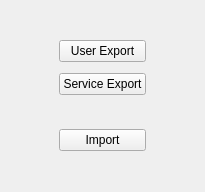
Above: Gui/Components/MainMenu/Forms/DataManagement.ui from Liyezhong/Shared before the change. Below: the same form after it.
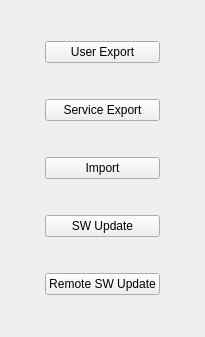
That is the form after the change.

Commit message: Fixed bug with issue id:3758.

The edit to the form file:
```diff
--- a/Gui/Components/MainMenu/Forms/DataManagement.ui
+++ b/Gui/Components/MainMenu/Forms/DataManagement.ui
@@ -7,27 +7,27 @@
     <x>0</x>
     <y>0</y>
     <width>205</width>
-    <height>192</height>
+    <height>337</height>
    </rect>
   </property>
   <property name="windowTitle">
    <string>Form</string>
   </property>
   <layout class="QGridLayout" name="gridLayout">
+   <item row="0" column="0">
+    <spacer name="horizontalSpacer_7">
+     <property name="orientation">
+      <enum>Qt::Horizontal</enum>
+     </property>
+     <property name="sizeHint" stdset="0">
+      <size>
+       <width>11</width>
+       <height>20</height>
+      </size>
+     </property>
+    </spacer>
+   </item>
    <item row="0" column="1">
-    <spacer name="verticalSpacer">
-     <property name="orientation">
-      <enum>Qt::Vertical</enum>
-     </property>
-     <property name="sizeHint" stdset="0">
-      <size>
-       <width>20</width>
-       <height>43</height>
-      </size>
-     </property>
-    </spacer>
-   </item>
-   <item row="1" column="1">
     <widget class="QPushButton" name="exportButton">
      <property name="focusPolicy">
       <enum>Qt::NoFocus</enum>
@@ -37,41 +37,123 @@
      </property>
     </widget>
    </item>
+   <item row="0" column="2">
+    <spacer name="horizontalSpacer_6">
+     <property name="orientation">
+      <enum>Qt::Horizontal</enum>
+     </property>
+     <property name="sizeHint" stdset="0">
+      <size>
+       <width>12</width>
+       <height>20</height>
+      </size>
+     </property>
+    </spacer>
+   </item>
+   <item row="1" column="0">
+    <spacer name="horizontalSpacer_8">
+     <property name="orientation">
+      <enum>Qt::Horizontal</enum>
+     </property>
+     <property name="sizeHint" stdset="0">
+      <size>
+       <width>11</width>
+       <height>20</height>
+      </size>
+     </property>
+    </spacer>
+   </item>
+   <item row="1" column="1">
+    <widget class="QPushButton" name="serviceExportButton">
+     <property name="text">
+      <string>Service Export</string>
+     </property>
+    </widget>
+   </item>
+   <item row="1" column="2">
+    <spacer name="horizontalSpacer_5">
+     <property name="orientation">
+      <enum>Qt::Horizontal</enum>
+     </property>
+     <property name="sizeHint" stdset="0">
+      <size>
+       <width>12</width>
+       <height>20</height>
+      </size>
+     </property>
+    </spacer>
+   </item>
+   <item row="2" column="0">
+    <spacer name="horizontalSpacer_9">
+     <property name="orientation">
+      <enum>Qt::Horizontal</enum>
+     </property>
+     <property name="sizeHint" stdset="0">
+      <size>
+       <width>11</width>
+       <height>20</height>
+      </size>
+     </property>
+    </spacer>
+   </item>
    <item row="2" column="1">
-    <spacer name="verticalSpacer_4">
+    <widget class="QPushButton" name="importButton">
+     <property name="focusPolicy">
+      <enum>Qt::NoFocus</enum>
+     </property>
+     <property name="text">
+      <string>Import</string>
+     </property>
+    </widget>
+   </item>
+   <item row="2" column="2">
+    <spacer name="horizontalSpacer_4">
      <property name="orientation">
-      <enum>Qt::Vertical</enum>
+      <enum>Qt::Horizontal</enum>
      </property>
      <property name="sizeHint" stdset="0">
       <size>
-       <width>20</width>
-       <height>18</height>
+       <width>12</width>
+       <height>20</height>
       </size>
      </property>
     </spacer>
    </item>
    <item row="3" column="0">
-    <spacer name="horizontalSpacer">
+    <spacer name="horizontalSpacer_10">
      <property name="orientation">
       <enum>Qt::Horizontal</enum>
      </property>
      <property name="sizeHint" stdset="0">
       <size>
-       <width>44</width>
+       <width>11</width>
        <height>20</height>
       </size>
      </property>
     </spacer>
    </item>
    <item row="3" column="1">
-    <widget class="QPushButton" name="serviceExportButton">
+    <widget class="QPushButton" name="softwareUpdateButton">
      <property name="text">
-      <string>Service Export</string>
+      <string>SW Update</string>
      </property>
     </widget>
    </item>
    <item row="3" column="2">
-    <spacer name="horizontalSpacer_2">
+    <spacer name="horizontalSpacer_3">
+     <property name="orientation">
+      <enum>Qt::Horizontal</enum>
+     </property>
+     <property name="sizeHint" stdset="0">
+      <size>
+       <width>12</width>
+       <height>20</height>
+      </size>
+     </property>
+    </spacer>
+   </item>
+   <item row="4" column="0">
+    <spacer name="horizontalSpacer">
      <property name="orientation">
       <enum>Qt::Horizontal</enum>
      </property>
@@ -84,37 +166,21 @@
     </spacer>
    </item>
    <item row="4" column="1">
-    <spacer name="verticalSpacer_2">
-     <property name="orientation">
-      <enum>Qt::Vertical</enum>
-     </property>
-     <property name="sizeHint" stdset="0">
-      <size>
-       <width>20</width>
-       <height>42</height>
-      </size>
-     </property>
-    </spacer>
-   </item>
-   <item row="5" column="1">
-    <widget class="QPushButton" name="importButton">
-     <property name="focusPolicy">
-      <enum>Qt::NoFocus</enum>
-     </property>
+    <widget class="QPushButton" name="remoteSWUpdateButton">
      <property name="text">
-      <string>Import</string>
+      <string>Remote SW Update</string>
      </property>
     </widget>
    </item>
-   <item row="6" column="1">
-    <spacer name="verticalSpacer_3">
+   <item row="4" column="2">
+    <spacer name="horizontalSpacer_2">
      <property name="orientation">
-      <enum>Qt::Vertical</enum>
+      <enum>Qt::Horizontal</enum>
      </property>
      <property name="sizeHint" stdset="0">
       <size>
-       <width>20</width>
-       <height>43</height>
+       <width>44</width>
+       <height>20</height>
       </size>
      </property>
     </spacer>
```
The commit also changes 2 other files.
